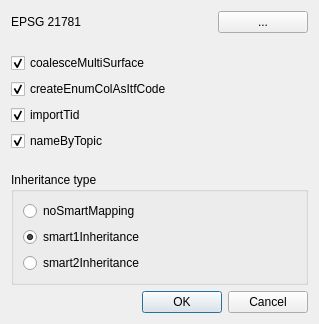
First picture: the form in projectgenerator/ui/ili2pg_options.ui, repository opengisch/QgisModelBaker, before the edit.
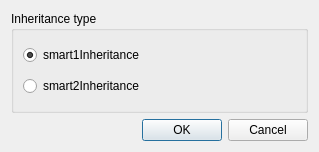
Second picture: the form after the edit.

Commit message: Adjust ili2pg dialog according to PR discussion

```diff
--- a/projectgenerator/ui/ili2pg_options.ui
+++ b/projectgenerator/ui/ili2pg_options.ui
@@ -7,7 +7,7 @@
     <x>0</x>
     <y>0</y>
     <width>319</width>
-    <height>324</height>
+    <height>152</height>
    </rect>
   </property>
   <property name="windowTitle">
@@ -17,89 +17,12 @@
    <bool>true</bool>
   </property>
   <layout class="QGridLayout" name="gridLayout">
-   <item row="2" column="0">
-    <widget class="QCheckBox" name="coalesce_multi_surface">
-     <property name="toolTip">
-      <string>Structure attributes whose maximum cardinality is 1 whose base type is CHBase: MultiSurface and which
-have no further attributes other than &quot;Surfaces&quot; are mapped directly as a column with the type
-MULTISURFACE (or MULTIPOLYGON, if ­­strokeArcs).</string>
-     </property>
-     <property name="text">
-      <string>coalesceMultiSurface</string>
-     </property>
-     <property name="checked">
-      <bool>true</bool>
-     </property>
-    </widget>
-   </item>
-   <item row="4" column="0">
-    <widget class="QCheckBox" name="import_tid">
-     <property name="toolTip">
-      <string>Reads the transfer identification (from the transfer file) into an additional column T_Ili_Tid.</string>
-     </property>
-     <property name="text">
-      <string>importTid</string>
-     </property>
-     <property name="checked">
-      <bool>true</bool>
-     </property>
-    </widget>
-   </item>
    <item row="0" column="0">
-    <layout class="QHBoxLayout" name="horizontalLayout">
-     <item>
-      <widget class="QLabel" name="crs_label">
-       <property name="text">
-        <string>EPSG 21781</string>
-       </property>
-      </widget>
-     </item>
-     <item>
-      <widget class="QPushButton" name="crs_selection_button">
-       <property name="maximumSize">
-        <size>
-         <width>90</width>
-         <height>16777215</height>
-        </size>
-       </property>
-       <property name="text">
-        <string>...</string>
-       </property>
-      </widget>
-     </item>
-    </layout>
-   </item>
-   <item row="3" column="0">
-    <widget class="QCheckBox" name="enum_col_as_itf_code">
-     <property name="toolTip">
-      <string>Creates the enumerated value as an ITF code for enumeration attributes. This option is only allowed if there
-are no extensions of enumerations in the model. Without this option, the XTF code is used as a count in the
-database.</string>
-     </property>
-     <property name="text">
-      <string>createEnumColAsItfCode</string>
-     </property>
-     <property name="checked">
-      <bool>true</bool>
-     </property>
-    </widget>
-   </item>
-   <item row="7" column="0">
     <widget class="QGroupBox" name="inheritance_group_box">
      <property name="title">
       <string>Inheritance type</string>
      </property>
      <layout class="QVBoxLayout" name="verticalLayout">
-      <item>
-       <widget class="QRadioButton" name="no_smart_radio_button">
-        <property name="toolTip">
-         <string>All structural image optimizations are disabled.</string>
-        </property>
-        <property name="text">
-         <string>noSmartMapping</string>
-        </property>
-       </widget>
-      </item>
       <item>
        <widget class="QRadioButton" name="smart1_radio_button">
         <property name="toolTip">
@@ -131,33 +54,6 @@
     </widget>
    </item>
    <item row="1" column="0">
-    <spacer name="verticalSpacer_2">
-     <property name="orientation">
-      <enum>Qt::Vertical</enum>
-     </property>
-     <property name="sizeHint" stdset="0">
-      <size>
-       <width>20</width>
-       <height>40</height>
-      </size>
-     </property>
-    </spacer>
-   </item>
-   <item row="5" column="0">
-    <widget class="QCheckBox" name="name_by_topic">
-     <property name="toolTip">
-      <string>For all table names, partially qualified Interlis class names (Topic.Class) are used (and displayed in a valid
-table name).</string>
-     </property>
-     <property name="text">
-      <string>nameByTopic</string>
-     </property>
-     <property name="checked">
-      <bool>true</bool>
-     </property>
-    </widget>
-   </item>
-   <item row="8" column="0">
     <widget class="QDialogButtonBox" name="buttonBox">
      <property name="orientation">
       <enum>Qt::Horizontal</enum>
@@ -167,19 +63,6 @@
      </property>
     </widget>
    </item>
-   <item row="6" column="0">
-    <spacer name="verticalSpacer">
-     <property name="orientation">
-      <enum>Qt::Vertical</enum>
-     </property>
-     <property name="sizeHint" stdset="0">
-      <size>
-       <width>20</width>
-       <height>40</height>
-      </size>
-     </property>
-    </spacer>
-   </item>
   </layout>
  </widget>
  <resources/>
```
The commit also changes 4 other files.
